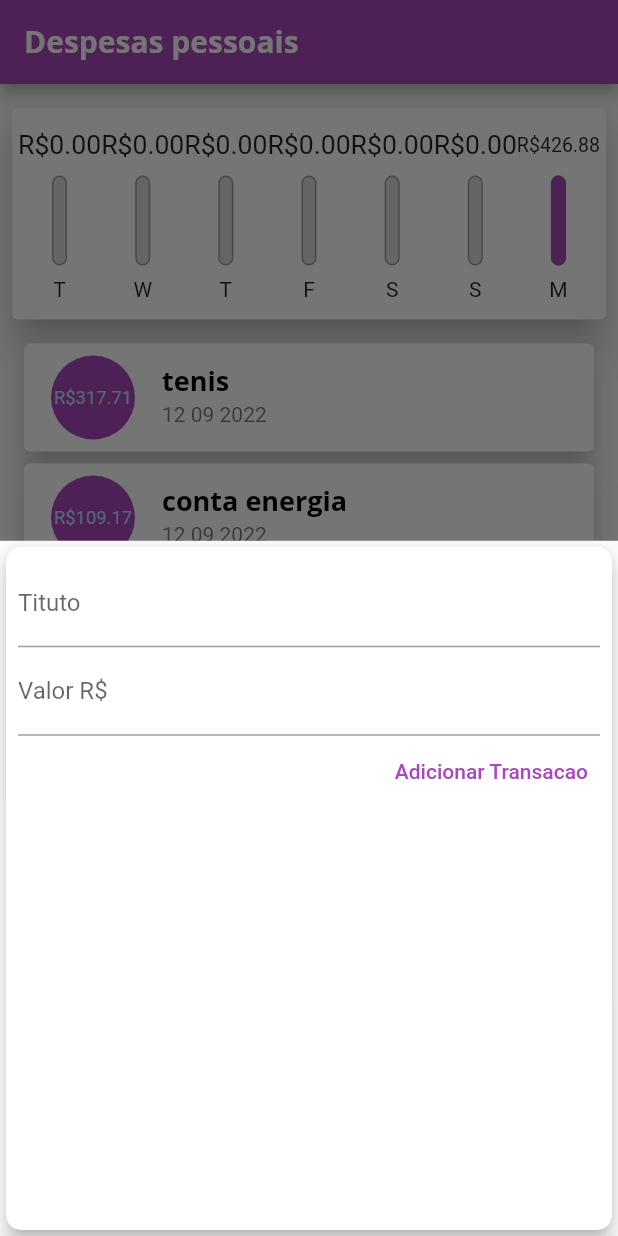
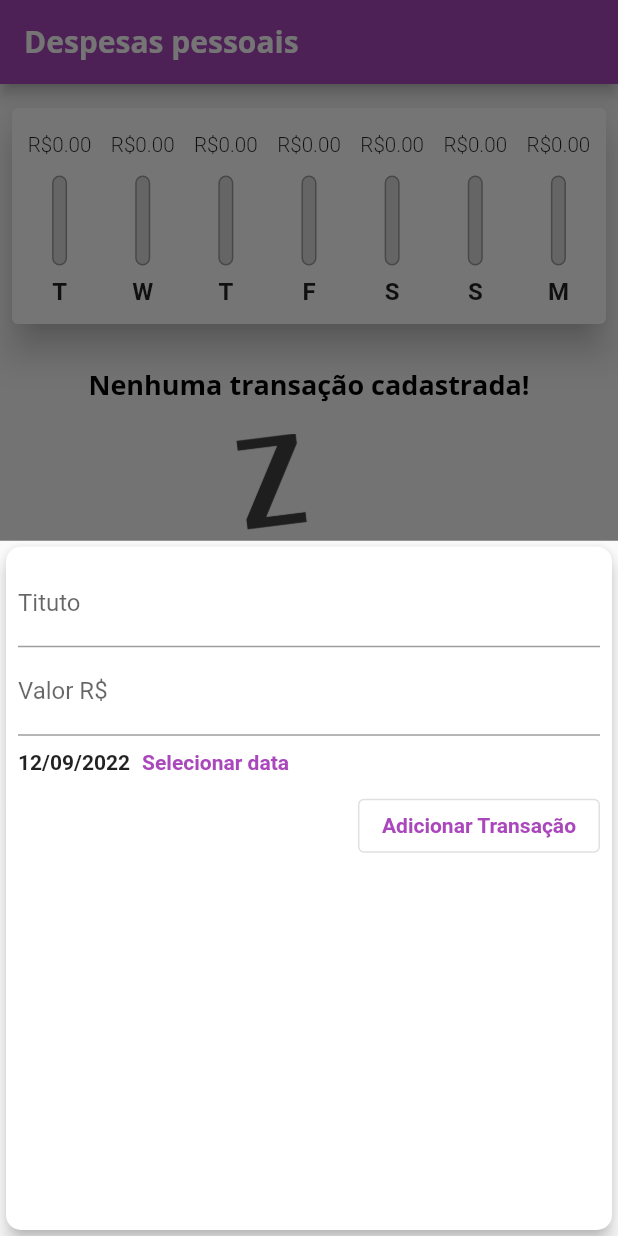
Before and after one commit to andreicampigotto/Expenses_app, a Flutter app: the screen it shows after launch, after a tap on the "add" icon, on a phone screen of 412 x 824 dp. Run offline on Flutter 3.47's test engine with Material 2 defaults, Android fonts, the phone set to English and light mode, and no system bars.

Commit message:
ajustes finais

```diff
--- a/lib/components/chart.dart
+++ b/lib/components/chart.dart
@@ -54,7 +54,9 @@ class Chart extends StatelessWidget {
               child: ChartBar(
                 label: tr['day'].toString(),
                 value: (tr['value'] as double),
-                percent: (tr['value'] as double) / _weekTotalValue,
+                percent: _weekTotalValue == 0
+                    ? 0
+                    : (tr['value'] as double) / _weekTotalValue,
               ),
             );
           }).toList(),
--- a/lib/components/chart_bar.dart
+++ b/lib/components/chart_bar.dart
@@ -19,7 +19,16 @@ class ChartBar extends StatelessWidget {
         Container(
           height: 25,
           child: FittedBox(
-            child: Text('R\$${value?.toStringAsFixed(2)}'),
+            child: Padding(
+              padding: const EdgeInsets.all(4.0),
+              child: Text(
+                'R\$${value?.toStringAsFixed(2)}',
+                style: TextStyle(
+                  fontWeight: FontWeight.w300,
+                  fontSize: 12.1,
+                ),
+              ),
+            ),
           ),
         ),
         SizedBox(height: 8),
@@ -50,7 +59,13 @@ class ChartBar extends StatelessWidget {
           ),
         ),
         SizedBox(height: 8),
-        Text(label!),
+        Text(
+          label!,
+          style: TextStyle(
+            fontWeight: FontWeight.bold,
+            fontSize: 16,
+          ),
+        ),
         SizedBox(height: 8)
       ],
     );
--- a/lib/components/transaction_form.dart
+++ b/lib/components/transaction_form.dart
@@ -1,7 +1,8 @@
 import 'package:flutter/material.dart';
+import 'package:intl/intl.dart';
 
 class TransactionForm extends StatefulWidget {
-  final void Function(String, double) onSubmit;
+  final void Function(String, double, DateTime) onSubmit;
 
   TransactionForm(this.onSubmit);
 
@@ -10,17 +11,38 @@ class TransactionForm extends StatefulWidget {
 }
 
 class _TransactionFormState extends State<TransactionForm> {
-  final titleController = TextEditingController();
-  final valueController = TextEditingController();
+  final _titleController = TextEditingController();
+  final _valueController = TextEditingController();
+  DateTime _selectedDate = DateTime.now();
 
   _submitForm() {
-    final title = titleController.text;
-    final value = double.tryParse(valueController.text) ?? 0.00;
-    if (title.isEmpty || value <= 1) {
+    final title = _titleController.text;
+    final value = double.tryParse(_valueController.text) ?? 0.00;
+
+    if (title.isEmpty || value <= 1 || _selectedDate == null) {
       return;
     }
 
-    widget.onSubmit(title, value);
+    widget.onSubmit(title, value, _selectedDate);
+  }
+
+  _showDatePicker() {
+    showDatePicker(
+      context: context,
+      initialDate: DateTime.now(),
+      firstDate: DateTime(2020),
+      lastDate: DateTime.now(),
+    ).then(
+      (pickedDate) {
+        if (pickedDate == null) return;
+
+        setState(
+          () {
+            _selectedDate = pickedDate;
+          },
+        );
+      },
+    );
   }
 
   @override
@@ -37,24 +59,54 @@ class _TransactionFormState extends State<TransactionForm> {
         child: Column(
           children: <Widget>[
             TextField(
-              controller: titleController,
+              controller: _titleController,
               decoration: InputDecoration(
                 labelText: 'Tituto',
               ),
             ),
             TextField(
               keyboardType: TextInputType.numberWithOptions(decimal: true),
-              controller: valueController,
+              controller: _valueController,
               onSubmitted: (_) => _submitForm(),
               decoration: InputDecoration(
                 labelText: 'Valor R\$',
               ),
             ),
+            Container(
+              height: 36,
+              child: Row(
+                children: [
+                  Text(
+                    _selectedDate == null
+                        ? 'Nenhuma data selecionada'
+                        : DateFormat('dd/MM/y').format(_selectedDate),
+                    style: TextStyle(fontWeight: FontWeight.bold),
+                  ),
+                  TextButton(
+                    child: Text(
+                      'Selecionar data',
+                      style: TextStyle(
+                        fontWeight: FontWeight.bold,
+                      ),
+                    ),
+                    onPressed: _showDatePicker,
+                  )
+                ],
+              ),
+            ),
             Row(
               mainAxisAlignment: MainAxisAlignment.end,
               children: [
-                TextButton(
-                    child: Text('Adicionar Transacao'), onPressed: _submitForm),
+                OutlinedButton(
+                  child: Text(
+                    'Adicionar Transação',
+                    style: TextStyle(
+                      fontWeight: FontWeight.bold,
+                      fontSize: 14,
+                    ),
+                  ),
+                  onPressed: _submitForm,
+                ),
               ],
             )
           ],
--- a/lib/components/transaction_list.dart
+++ b/lib/components/transaction_list.dart
@@ -4,13 +4,14 @@ import 'package:intl/intl.dart';
 
 class TransactionList extends StatelessWidget {
   final List<Transaction> transactions;
+  final void Function(String) onRemove;
 
-  TransactionList(this.transactions);
+  TransactionList(this.transactions, this.onRemove);
 
   @override
   Widget build(BuildContext context) {
     return Container(
-      height: 300,
+      height: 400,
       child: transactions.isEmpty
           ? Column(
               children: [
@@ -47,7 +48,12 @@ class TransactionList extends StatelessWidget {
                       child: Padding(
                         padding: const EdgeInsets.all(4.0),
                         child: FittedBox(
-                          child: Text('R\$${tr.value}'),
+                          child: Text(
+                            'R\$${tr.value}',
+                            style: TextStyle(
+                              color: Theme.of(context).colorScheme.secondary,
+                            ),
+                          ),
                         ),
                       ),
                     ),
@@ -56,7 +62,12 @@ class TransactionList extends StatelessWidget {
                       style: Theme.of(context).textTheme.headline6,
                     ),
                     subtitle: Text(
-                      DateFormat('d MM y').format(tr.date),
+                      DateFormat('d/MM/y').format(tr.date),
+                    ),
+                    trailing: IconButton(
+                      icon: Icon(Icons.delete),
+                      color: Theme.of(context).errorColor,
+                      onPressed: () => onRemove(tr.id),
                     ),
                   ),
                 );
--- a/lib/main.dart
+++ b/lib/main.dart
@@ -42,11 +42,7 @@ class MyHomePage extends StatefulWidget {
 }
 
 class _MyHomePageState extends State<MyHomePage> {
-  final List<Transaction> _transactions = [
-    Transaction(id: 't1', title: 'tenis', value: 317.71, date: DateTime.now()),
-    Transaction(
-        id: 't2', title: 'conta energia', value: 109.17, date: DateTime.now()),
-  ];
+  final List<Transaction> _transactions = [];
 
   List<Transaction> get _recentTransactions {
     return _transactions.where((tr) {
@@ -58,18 +54,19 @@ class _MyHomePageState extends State<MyHomePage> {
 
   _openTransActionFormModal(BuildContext context) {
     showModalBottomSheet(
-        context: context,
-        builder: (_) {
-          return TransactionForm(_addTransaction);
-        });
+      context: context,
+      builder: (_) {
+        return TransactionForm(_addTransaction);
+      },
+    );
   }
 
-  _addTransaction(String title, double value) {
+  _addTransaction(String title, double value, DateTime date) {
     final newTransaction = Transaction(
       id: Random().nextDouble().toString(),
       title: title,
       value: value,
-      date: DateTime.now(),
+      date: date,
     );
 
     setState(() {
@@ -77,6 +74,12 @@ class _MyHomePageState extends State<MyHomePage> {
     });
 
     Navigator.of(context).pop();
+  }
+
+  _removeTransaction(String id) {
+    setState(() {
+      _transactions.removeWhere((tr) => tr.id == id);
+    });
   }
 
   @override
@@ -90,7 +93,7 @@ class _MyHomePageState extends State<MyHomePage> {
           crossAxisAlignment: CrossAxisAlignment.stretch,
           children: [
             Chart(_recentTransactions),
-            TransactionList(_transactions)
+            TransactionList(_transactions, _removeTransaction)
           ],
         ),
       ),
```
Also changed, not shown: 2 other files.
